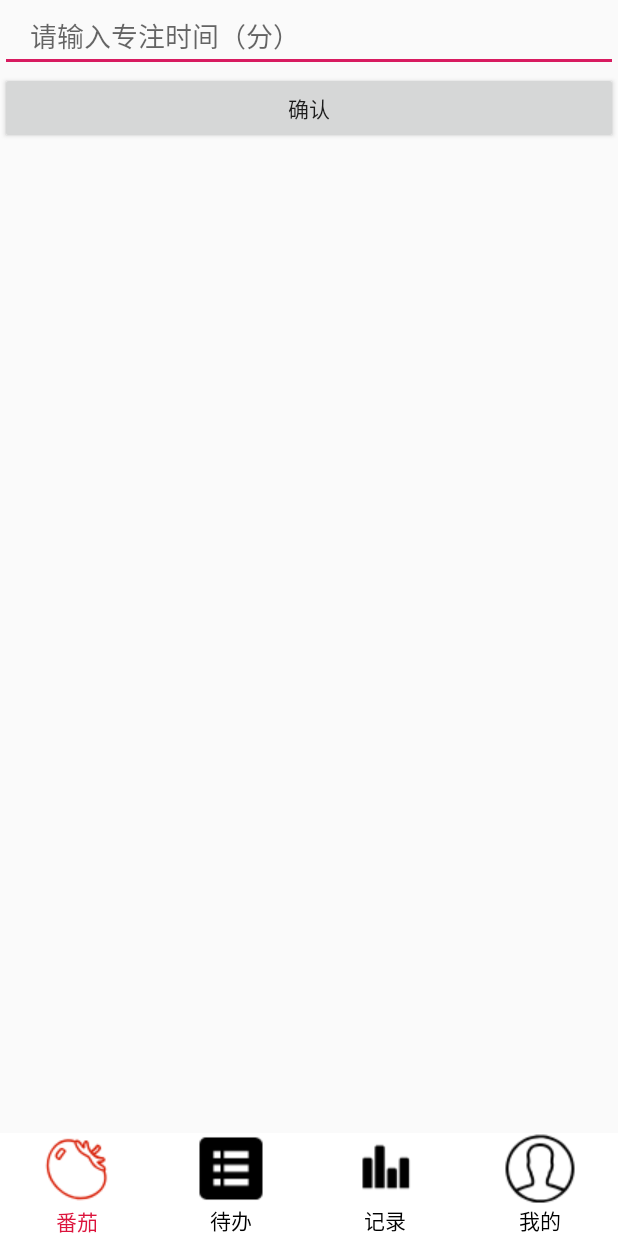
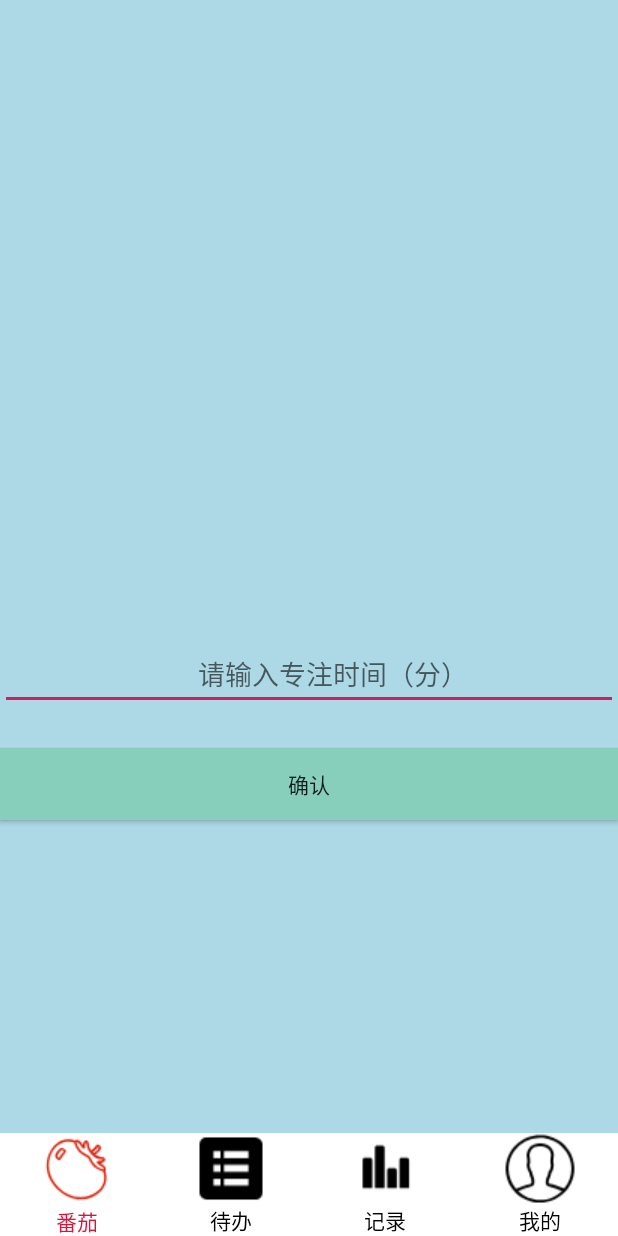
Before and after one commit to Sour-m4ngo/studyapp, an Android app: the screen it shows after launch (MainActivity), on a phone screen of 412 x 824 dp. Run offline under Robolectric (Android 15) with nearby library versions, the phone set to English and light mode, and no system bars; libraries missing offline, so code that uses them is left out: com.akexorcist.roundcornerprogressbar.

Commit message:
界面初次优化

```diff
--- a/app/src/main/res/layout/activity_ins_time.xml
+++ b/app/src/main/res/layout/activity_ins_time.xml
@@ -5,23 +5,27 @@
     android:layout_width="match_parent"
     android:layout_height="match_parent"
     android:orientation="vertical"
+    android:background="#ADD8E6"
     tools:context=".Fragment_tomato">
 
     <EditText
         android:id="@+id/ET1"
         android:layout_width="match_parent"
         android:layout_height="wrap_content"
+        android:layout_centerVertical="true"
+        android:layout_marginTop="425dp"
         android:height="40sp"
+        android:hint="                        请输入专注时间（分）"
+        android:inputType="number"
+        android:paddingLeft="20dp"
         android:paddingRight="20dp"
-        android:paddingLeft="20dp"
-        android:layout_centerVertical="true"
-        android:hint="请输入专注时间（分）"
-        android:inputType="number"/>
+        android:textColor="#06F" />
 
     <Button
         android:id="@+id/btn_button1"
         android:layout_width="match_parent"
         android:layout_height="wrap_content"
-        android:text="确认"
-        />
+        android:layout_marginTop="25dp"
+        android:background="#87CEBB"
+        android:text="确认" />
 </LinearLayout>
```
